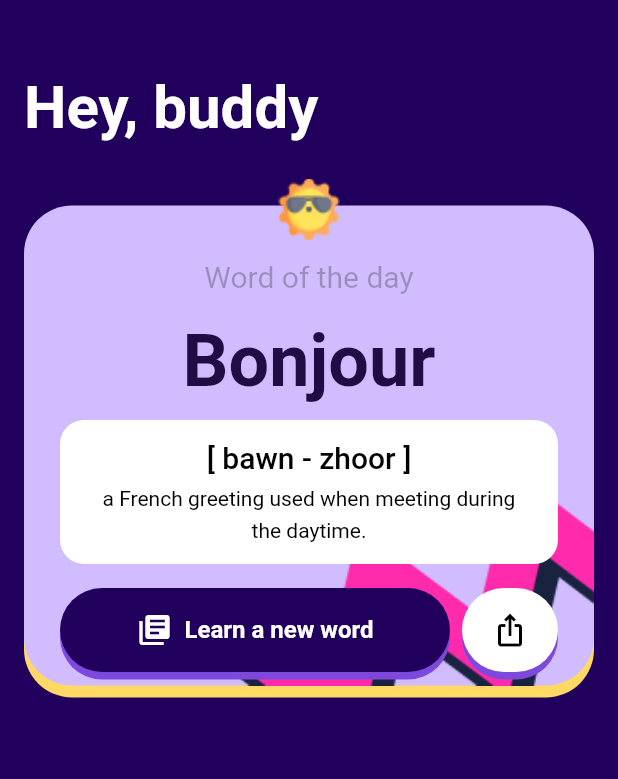
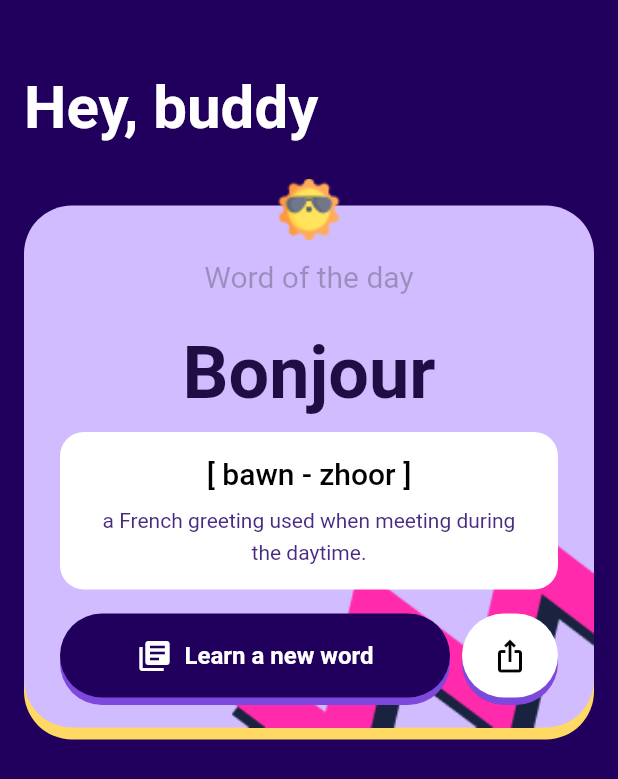
Before and after one commit to uxderrick/language_buddy, a Flutter app: the screen it shows after launch, on a phone screen of 412 x 824 dp. Shown: the top 779 px of the screen. Run offline on Flutter 3.47's test engine with Material 2 defaults, Android fonts, the light colour scheme and no system bars; our stand-ins replace google_fonts; Roboto replaces fonts that are missing (Grandstander).

Commit message:
WOTD issue fixed

```diff
--- a/lib/wotd.dart
+++ b/lib/wotd.dart
@@ -21,8 +21,9 @@ class WordOfTheDay extends StatelessWidget {
                 height: 18,
               ),
               Stack(children: [
-                Container(
-                  height: 320,
+                Positioned.fill(
+                  child: Container(
+                    // height: 500,
                     width: double.infinity,
                     decoration: BoxDecoration(
                         color: const Color(0xFFD0BCFF),
@@ -44,10 +45,10 @@ class WordOfTheDay extends StatelessWidget {
                       alignment: Alignment.bottomRight,
                     ),
                   ),
-                Center(
-                  child: Padding(
-                    padding: const EdgeInsets.symmetric(
-                        horizontal: 24, vertical: 20),
+                ),
+                Padding(
+                  padding:
+                      const EdgeInsets.symmetric(horizontal: 24, vertical: 20),
                   child: Column(
                     crossAxisAlignment: CrossAxisAlignment.center,
                     children: [
@@ -58,7 +59,7 @@ class WordOfTheDay extends StatelessWidget {
                         text: 'Word of the day',
                       ),
                       const SizedBox(
-                          height: 16,
+                        height: 24,
                       ),
                       Text("Bonjour",
                           style: GoogleFonts.grandstander(
@@ -72,11 +73,13 @@ class WordOfTheDay extends StatelessWidget {
                       //definition card
                       Container(
                         width: double.infinity,
-                          height: 96,
+                        // height: 96,
                         decoration: BoxDecoration(
                           color: Colors.white,
                           borderRadius: BorderRadius.circular(16),
                         ),
+                        child: Padding(
+                          padding: const EdgeInsets.all(16.0),
                           child: Column(
                             mainAxisAlignment: MainAxisAlignment.center,
                             children: [
@@ -88,21 +91,23 @@ class WordOfTheDay extends StatelessWidget {
                                     fontWeight: FontWeight.w500),
                               ),
                               const SizedBox(
-                                height: 4,
+                                height: 8,
                               ),
                               SizedBox(
                                 width: 280,
+                                // height: 400,
                                 child: Text(
                                   'a French greeting used when meeting during the daytime.',
                                   style: GoogleFonts.grandstander(
-                                    color: Colors.black,
+                                    color: const Color(0xFF492B82),
                                     height: 1.5,
                                   ),
                                   textAlign: TextAlign.center,
-                                  maxLines: 2,
+                                  // maxLines: 2,
                                 ),
                               ),
                             ],
+                          ),
                         ),
                       ),
                       const SizedBox(
@@ -174,7 +179,6 @@ class WordOfTheDay extends StatelessWidget {
                       ),
                     ],
                   ),
-                  ),
                 )
               ])
             ],
```
Lines whose indentation alone changed are shown as unchanged.
